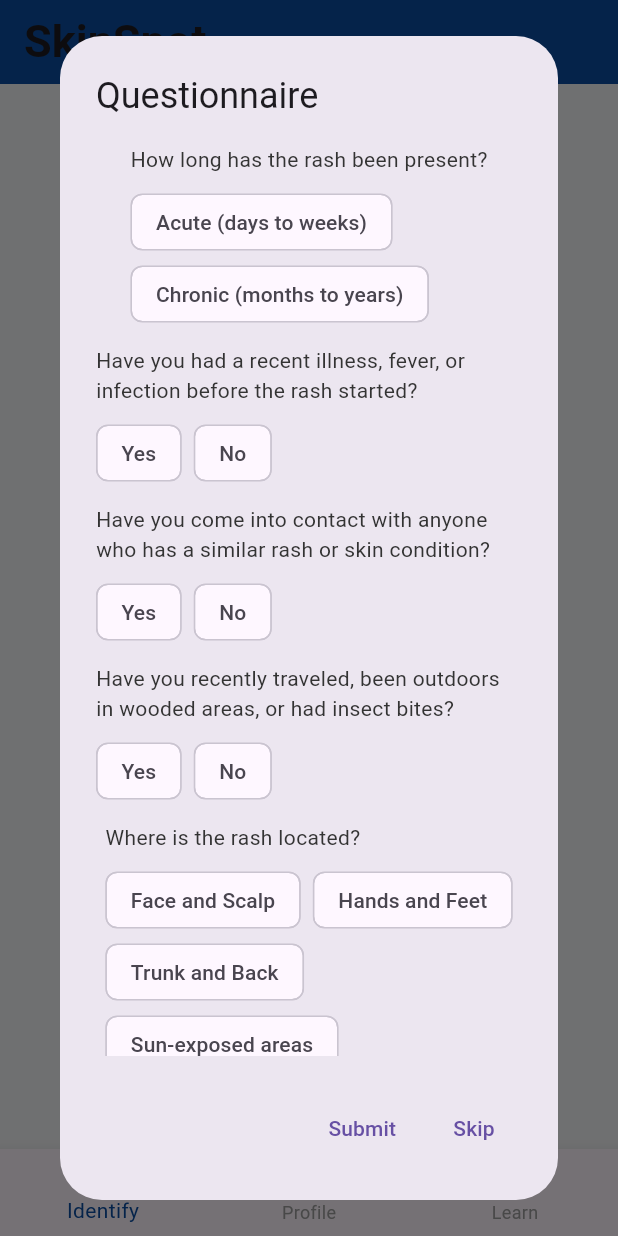
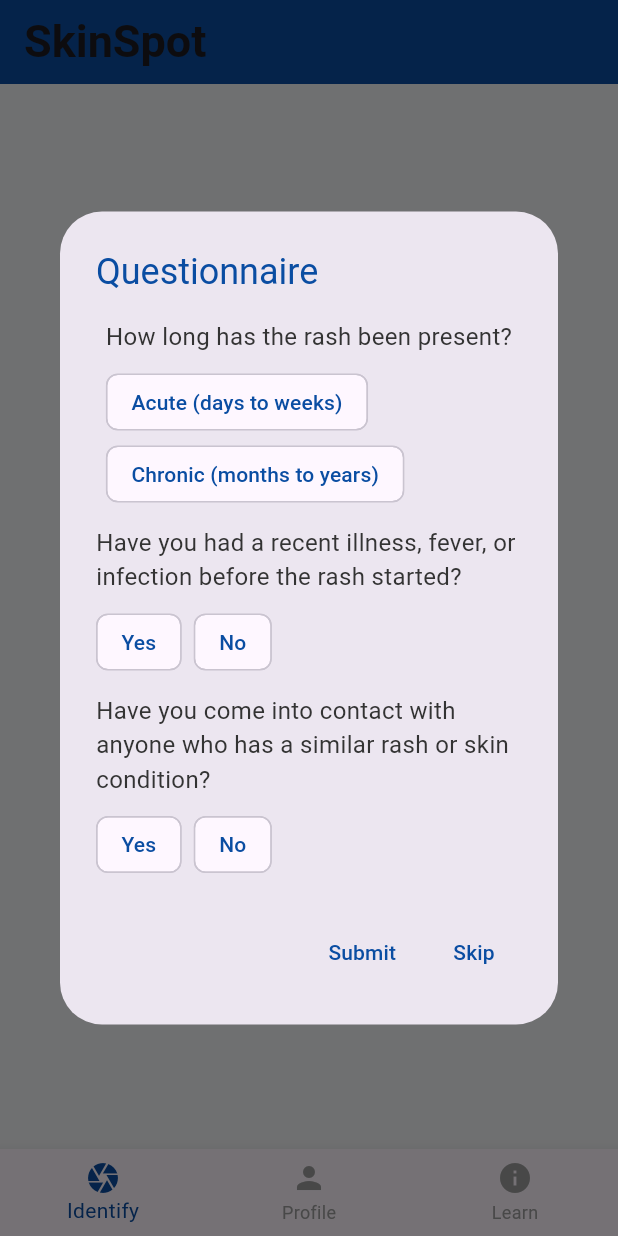
Before and after one commit to bryanz35/SkinDiseaseApp, a Flutter app: the screen it shows after launch, after a tap on the "camera alt" icon, on a phone screen of 412 x 824 dp. Run offline on Flutter 3.47's test engine with Material 3 defaults, Android fonts, the phone set to English and light mode, and no system bars; our stand-ins replace camera; missing offline and left inert: flutter_pytorch.

Commit message:
Update identify.dart

```diff
--- a/lib/identify.dart
+++ b/lib/identify.dart
@@ -1,6 +1,5 @@
 import 'package:flutter/material.dart';
 import 'camera.dart'; // Camera functionality
-// Result screen after scanning
 
 class IdentifyPage extends StatelessWidget {
   @override
@@ -13,9 +12,9 @@ class IdentifyPage extends StatelessWidget {
         style: ElevatedButton.styleFrom(
           shape: CircleBorder(),
           padding: EdgeInsets.all(50),
-          backgroundColor: Colors.blue, // Button color
+          backgroundColor: Color(0xFF0A4DA2), // Button color (Deep Blue)
         ),
-        child: Icon(Icons.camera_alt, size: 50),
+        child: Icon(Icons.camera_alt, size: 50, color: Colors.white),
       ),
     );
   }
@@ -25,7 +24,7 @@ class IdentifyPage extends StatelessWidget {
       context: context,
       builder: (context) {
         return AlertDialog(
-          title: Text("Questionnaire"),
+          title: Text("Questionnaire", style: TextStyle(color: Color(0xFF0A4DA2))),
           content: SingleChildScrollView(
             child: Column(
               children: [
@@ -34,32 +33,7 @@ class IdentifyPage extends StatelessWidget {
                 SurveyQuestion(label: "Have you had a recent illness, fever, or infection before the rash started?", options: ["Yes", "No"]),
                 SizedBox(height: 10),
                 SurveyQuestion(label: "Have you come into contact with anyone who has a similar rash or skin condition?", options: ["Yes", "No"]),
-                SizedBox(height: 10),
-                SurveyQuestion(label: "Have you recently traveled, been outdoors in wooded areas, or had insect bites?", options: ["Yes", "No"]),
-                SizedBox(height: 10),
-                SurveyQuestion(label: "Where is the rash located?", options: ["Face and Scalp", "Hands and Feet", "Trunk and Back", "Sun-exposed areas"]),
-                SizedBox(height: 10),
-                SurveyQuestion(label: "What does the rash look like?", options: ["Red bumps, pustules, or nodules", "Scaly, dry, and thickened skin", "Blisters or bullae", "Wart-like growths", "Dark, moles, or pigmented lesions"]),
-                SizedBox(height: 10),
-                SurveyQuestion(label: "Does the rash itch, burn, or cause pain?", options: ["Intense itching", "Burning or painful lesions"]),
-                SizedBox(height: 10),
-                SurveyQuestion(label: "Have you used any new skin products, medications, or been exposed to chemicals?", options: ["Yes", "No"]),
-                SizedBox(height: 10),
-                SurveyQuestion(label: "Have you had prolonged sun exposure or used tanning beds?", options: ["Yes", "No"]),
-                SizedBox(height: 10),
-                SurveyQuestion(label: "Have you noticed hair loss or scalp changes?", options: ["Yes", "No"]),
-                SizedBox(height: 10),
-                SurveyQuestion(label: "Do you have any changes in your nails (discoloration, thickening, cracking)?", options: ["Yes", "No"]),
-                SizedBox(height: 10),
-                SurveyQuestion(label: "Are you experiencing joint pain, fatigue, or systemic symptoms?", options: ["Yes", "No"]),
-                SizedBox(height: 10),
-                SurveyQuestion(label: "Have you had a history of skin cancer or precancerous lesions?", options: ["Yes", "No"]),
-                SizedBox(height: 10),
-                SurveyQuestion(label: "Do you have a history of allergies or asthma?", options: ["Yes", "No"]),
-                SizedBox(height: 10),
-                SurveyQuestion(label: "Does anyone in your family have similar skin conditions or autoimmune diseases?", options: ["Yes", "No"]),
-                SizedBox(height: 10),
-                SurveyQuestion(label: "Has the rash changed over time (spread, darkened, crusted)?", options: ["Yes", "No"]),
+                // More survey questions...
               ],
             ),
           ),
@@ -67,17 +41,16 @@ class IdentifyPage extends StatelessWidget {
             TextButton(
               onPressed: () async {
                 Navigator.of(context).pop();
-                _openCamera(context); // Proceed to camera after survey
-
+                _openCamera(context);
               },
-              child: Text("Submit"),
+              child: Text("Submit", style: TextStyle(color: Color(0xFF0A4DA2))),
             ),
             TextButton(
               onPressed: () {
                 Navigator.of(context).pop();
-                _openCamera(context); // Skip questionnaire
+                _openCamera(context);
               },
-              child: Text("Skip"),
+              child: Text("Skip", style: TextStyle(color: Color(0xFF0A4DA2))),
             ),
           ],
         );
@@ -111,13 +84,14 @@ class _SurveyQuestionState extends State<SurveyQuestion> {
     return Column(
       crossAxisAlignment: CrossAxisAlignment.start,
       children: [
-        Text(widget.label),
+        Text(widget.label, style: TextStyle(fontSize: 16, color: Color(0xFF333333))),
         SizedBox(height: 8),
         Wrap(
           spacing: 8.0,
           children: widget.options.map((option) {
             return ChoiceChip(
-              label: Text(option),
+              label: Text(option, style: TextStyle(color: _selectedOption == option ? Colors.white : Color(0xFF0A4DA2))),
+              selectedColor: Color(0xFF0A4DA2),
               selected: _selectedOption == option,
               onSelected: (selected) {
                 setState(() {
```
